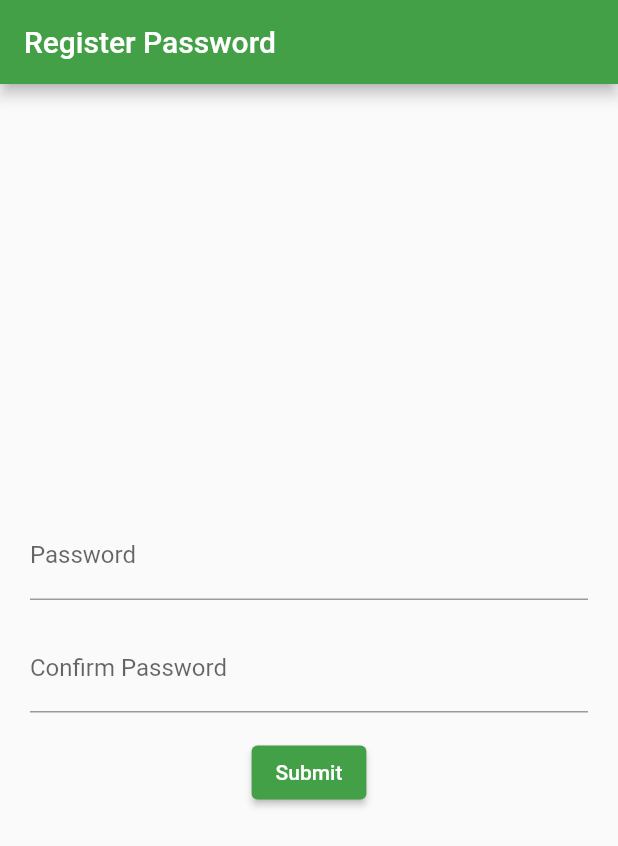
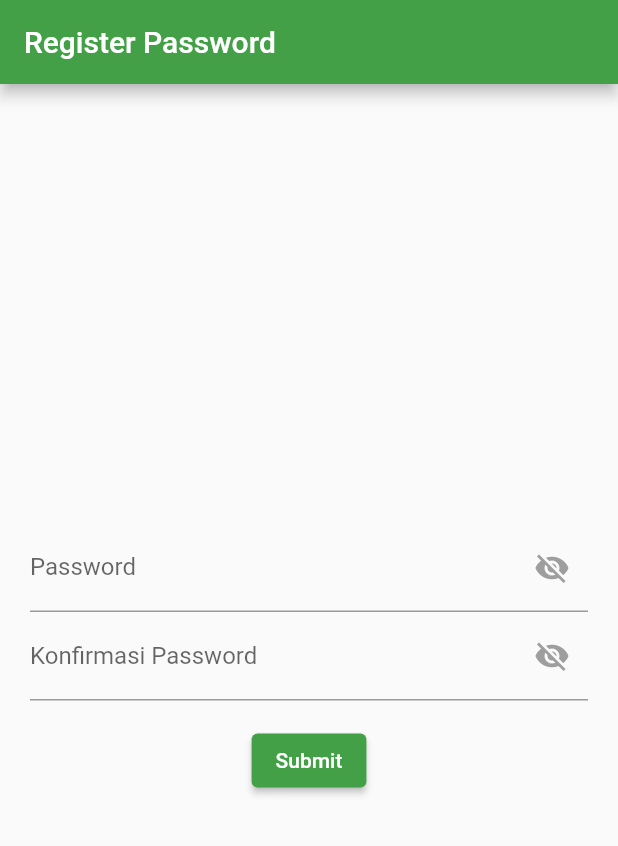
Before and after one commit to anggaeriansyah/password-manager, a Flutter app: the screen it shows after launch, on a phone screen of 412 x 824 dp. Shown: the top 846 px of the screen. Run offline on Flutter 3.47's test engine with Material 2 defaults, Android fonts, the phone set to English and light mode, and no system bars; our stand-ins replace get, local_auth, shared_preferences.

Commit message:
memperbaiki textformfield

```diff
--- a/lib/pages/registerPage.dart
+++ b/lib/pages/registerPage.dart
@@ -5,15 +5,19 @@ import 'package:password_manager/controllers/password_controller.dart';
 import 'package:password_manager/managers/shared_preference_manager.dart';
 import 'package:get/get.dart';
 
-class RegisterPage extends StatelessWidget {
+class RegisterPage extends StatefulWidget {
   const RegisterPage({Key? key}) : super(key: key);
+  @override
+  State<RegisterPage> createState() => _RegisterPageState();
+}
+
+class _RegisterPageState extends State<RegisterPage> {
+  bool _obscureText = false;
 
   @override
   Widget build(BuildContext context) {
     // final PasswordController passwordController = Get.put(PasswordController());
     final PasswordController passwordController = Get.find();
-    // TextEditingController passwordController = TextEditingController();
-    // TextEditingController confirmPasswordController = TextEditingController();
     return Scaffold(
       appBar: AppBar(
         title: Text('Register Password'),
@@ -24,22 +28,78 @@ class RegisterPage extends StatelessWidget {
           child: Column(
             mainAxisAlignment: MainAxisAlignment.center,
             children: [
-              TextField(
+              TextFormField(
                 controller: passwordController.passwordController,
-                obscureText: true,
-                enableInteractiveSelection: false,
+                cursorColor: Theme.of(context).primaryColor,
                 decoration: InputDecoration(
                   labelText: 'Password',
+                  // labelStyle: TextStyle(color: Theme.of(context).primaryColor),
+
+                  floatingLabelStyle:
+                      TextStyle(color: Theme.of(context).primaryColor),
+                  // enabledBorder: UnderlineInputBorder(
+                  //   borderSide: BorderSide(color: Theme.of(context).primaryColor),
+                  // ),
+                  focusedBorder: UnderlineInputBorder(
+                    borderSide:
+                        BorderSide(color: Theme.of(context).primaryColor),
+                  ),
+                  suffixIcon: IconButton(
+                    icon: _obscureText
+                        ? Icon(Icons.visibility,
+                            color: Theme.of(context).primaryColor)
+                        : Icon(
+                            Icons.visibility_off,
+                            color: Colors.grey,
+                          ),
+                    onPressed: () {
+                      setState(() {
+                        _obscureText = !_obscureText;
+                      });
+                    },
+                  ),
                 ),
+                obscureText: true,
+                validator: (value) {
+                  if (value!.isEmpty) {
+                    return 'Password harus diisi';
+                  }
+                  return null;
+                },
               ),
-              SizedBox(height: 16.0),
-              TextField(
+              TextFormField(
                 controller: passwordController.confirmPasswordController,
+                cursorColor: Theme.of(context).primaryColor,
+                decoration: InputDecoration(
+                  labelText: 'Konfirmasi Password',
+                  floatingLabelStyle:
+                      TextStyle(color: Theme.of(context).primaryColor),
+                  // enabledBorder: UnderlineInputBorder(
+                  //   borderSide: BorderSide(color: Theme.of(context).primaryColor),
+                  // ),
+                  focusedBorder: UnderlineInputBorder(
+                    borderSide:
+                        BorderSide(color: Theme.of(context).primaryColor),
+                  ),
+                  suffixIcon: IconButton(
+                    icon: _obscureText
+                        ? Icon(Icons.visibility,
+                            color: Theme.of(context).primaryColor)
+                        : Icon(Icons.visibility_off, color: Colors.grey),
+                    onPressed: () {
+                      setState(() {
+                        _obscureText = !_obscureText;
+                      });
+                    },
+                  ),
+                ),
                 obscureText: true,
-                enableInteractiveSelection: false,
-                decoration: InputDecoration(
-                  labelText: 'Confirm Password',
-                ),
+                validator: (value) {
+                  if (value!.isEmpty) {
+                    return 'Konfirmasi password harus diisi';
+                  }
+                  return null;
+                },
               ),
               SizedBox(height: 16.0),
               ElevatedButton(
```
